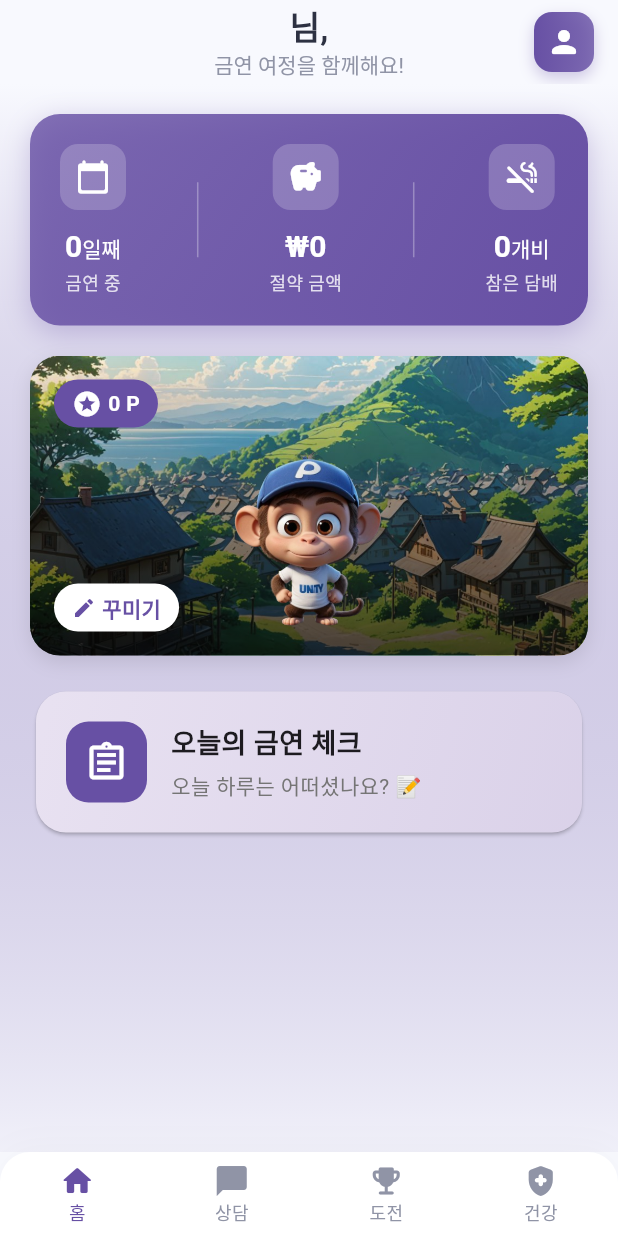
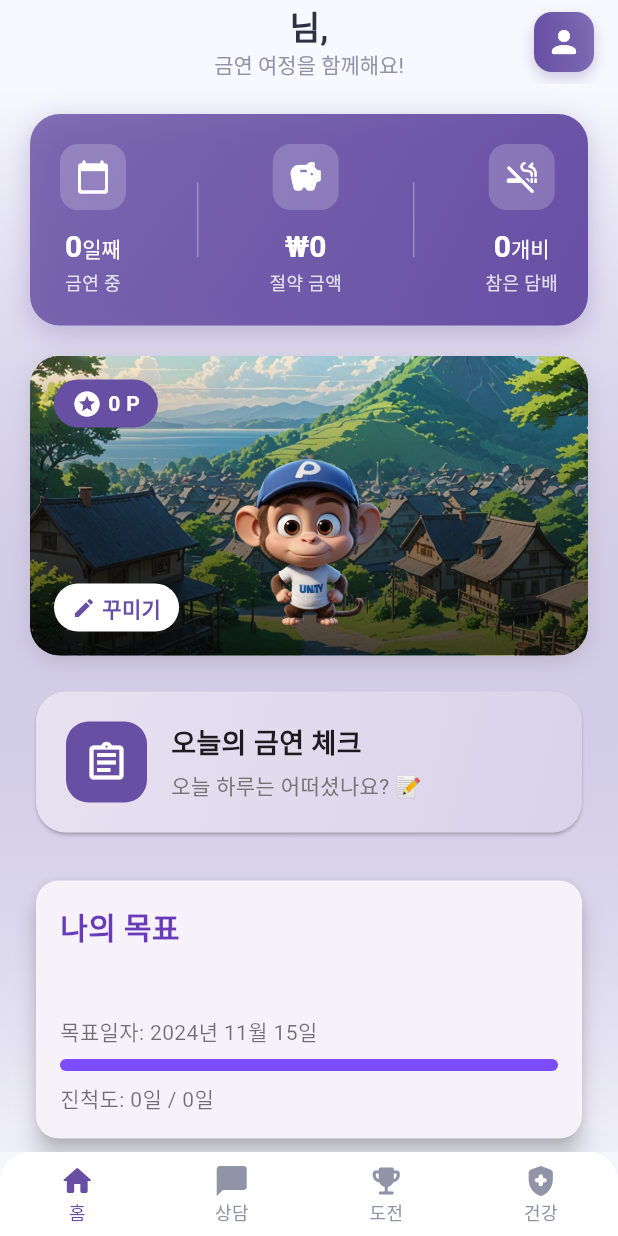
Before and after one commit to Mseunghwan/no_smoke, a Flutter app: the HomeScreen screen opened directly with empty values, on a phone screen of 412 x 824 dp. Run offline on Flutter 3.47's test engine with Material 3 defaults, Android fonts, the phone set to English and light mode, and no system bars; our stand-ins replace confetti, fl_chart, flutter_svg, google_generative_ai, shared_preferences; accounts and stored records are empty.

Commit message:
진척도 추가

```diff
--- a/lib/screens/home_screen.dart
+++ b/lib/screens/home_screen.dart
@@ -7,6 +7,7 @@ import 'package:provider/provider.dart';
 import '../models/user_settings.dart';
 import '../provider/profile_provider.dart';
 import '../models/profile_item.dart';
+import '../widgets/goal_card.dart' as goals;
 import '../widgets/profile_preview.dart';
 import '../widgets/stats_card.dart';
 import '../widgets/daliy_survey_card.dart';
@@ -14,8 +15,8 @@ import 'profile_screen.dart';
 import 'challenge_screen.dart';
 import 'chat_screen.dart';
 import 'daily_survey_screen.dart';
+import 'health_status_screen.dart';
 import '../models/daily_survey.dart';
-import 'health_status_screen.dart';
 
 
 class HomeScreen extends StatefulWidget {
@@ -37,7 +38,6 @@ class _HomeScreenState extends State<HomeScreen> with SingleTickerProviderStateM
   late AnimationController _controller;
   late Animation<double> _fadeAnimation;
   Map<String, ProfileItem> _equippedItems = {};
-  List<DailySurvey> _surveys = [];
 
   Future<List<DailySurvey>> _loadSurveys() async {
     final prefs = await SharedPreferences.getInstance();
@@ -72,13 +72,7 @@ class _HomeScreenState extends State<HomeScreen> with SingleTickerProviderStateM
 
     // ProfileProvider의 상태 변경을 구독
     context.read<ProfileProvider>().addListener(_onProfileProviderChanged);
-
-    _loadSurveys().then((surveys) {
-      setState(() {
-        _surveys = surveys;
-      });
-    });
-}
+  }
 
   @override
   void dispose() {
@@ -163,11 +157,12 @@ class _HomeScreenState extends State<HomeScreen> with SingleTickerProviderStateM
           ),
         );
         break;
-      case 3:  // 건강 상태 화면으로 이동
+      case 3:
+        final surveys = await _loadSurveys();  // 설문 데이터 로드
         _navigateWithAnimation(
           HealthStatusScreen(
             settings: widget.settings,
-            surveys: _surveys,
+            surveys: surveys,
           ),
         );
         break;
@@ -209,7 +204,6 @@ class _HomeScreenState extends State<HomeScreen> with SingleTickerProviderStateM
           ],
         ),
         actions: [
-          // 알림 테스트 버튼 추가
           // 기존 프로필 버튼
           Padding(
             padding: const EdgeInsets.only(right: 16.0),
@@ -307,6 +301,13 @@ class _HomeScreenState extends State<HomeScreen> with SingleTickerProviderStateM
                             );
                           },
                         ),
+                        const SizedBox(height: 24),
+                        goals.GoalCard(
+                          goal: widget.settings.goal ?? '목표를 설정해주세요',
+                          quitDate: widget.settings.quitDate, // quitDate를 추가로 전달
+                          targetDate: widget.settings.targetDate, // targetDate도 전달
+                        ),
+                        const SizedBox(height: 24),
                       ],
                     ),
                   ),
--- /dev/null
+++ b/lib/widgets/goal_card.dart
@@ -0,0 +1,114 @@
+import 'package:flutter/material.dart';
+
+class GoalCard extends StatelessWidget {
+  final String goal;
+  final DateTime quitDate;
+  final DateTime? targetDate;
+
+  GoalCard({
+    required this.goal,
+    required this.quitDate,
+    required this.targetDate,
+  });
+
+  @override
+  Widget build(BuildContext context) {
+    final daysSinceQuit = DateTime.now().difference(quitDate).inDays;
+    final totalGoalDays =
+    targetDate != null ? targetDate!.difference(quitDate).inDays : null;
+    final progress = totalGoalDays != null
+        ? (daysSinceQuit / totalGoalDays).clamp(0.0, 1.0)
+        : 0.0;
+
+    return Container(
+      margin: const EdgeInsets.symmetric(vertical: 0),
+      width: double.infinity, // 부모 위젯의 전체 너비 사용
+      height: 180, // 다른 위젯과 동일한 높이 설정
+      child: Card(
+        elevation: 6.0,
+        shape: RoundedRectangleBorder(
+          borderRadius: BorderRadius.circular(15.0),
+        ),
+        child: Padding(
+          padding: const EdgeInsets.all(16.0),
+          child: Column(
+            crossAxisAlignment: CrossAxisAlignment.start,
+            children: [
+              Text(
+                "나의 목표",
+                style: TextStyle(
+                  fontSize: 20.0,
+                  fontWeight: FontWeight.bold,
+                  color: Colors.deepPurple,
+                ),
+              ),
+              const SizedBox(height: 12.0),
+              Text(
+                goal,
+                style: TextStyle(
+                  fontSize: 18.0,
+                  fontWeight: FontWeight.w600,
+                  color: Colors.black87,
+                ),
+              ),
+              const Spacer(),
+              targetDate != null
+                  ? Column(
+                crossAxisAlignment: CrossAxisAlignment.start,
+                children: [
+                  Text(
+                    "목표일자: ${targetDate!.year}년 ${targetDate!.month}월 ${targetDate!.day}일",
+                    style: TextStyle(
+                      fontSize: 14.0,
+                      color: Colors.black54,
+                    ),
+                  ),
+                  const SizedBox(height: 8.0),
+                  Container(
+                    height: 8.0,
+                    width: double.infinity,
+                    decoration: BoxDecoration(
+                      borderRadius: BorderRadius.circular(10.0),
+                      color: Colors.grey[300],
+                    ),
+                    child: FractionallySizedBox(
+                      alignment: Alignment.centerLeft,
+                      widthFactor: progress,
+                      child: Container(
+                        decoration: BoxDecoration(
+                          color: Colors.deepPurpleAccent,
+                          borderRadius: BorderRadius.circular(10.0),
+                        ),
+                      ),
+                    ),
+                  ),
+                  const SizedBox(height: 8.0),
+                  Text(
+                    "진척도: ${daysSinceQuit}일 / ${totalGoalDays ?? "∞"}일",
+                    style: TextStyle(
+                      fontSize: 14.0,
+                      color: Colors.black54,
+                    ),
+                  ),
+                ],
+              )
+                  : Center(
+                child: Padding(
+                  padding: const EdgeInsets.all(12.0),
+                  child: Text(
+                    "목표일자가 설정되지 않았습니다.",
+                    style: TextStyle(
+                      fontSize: 14.0,
+                      color: Colors.redAccent,
+                      fontWeight: FontWeight.bold,
+                    ),
+                  ),
+                ),
+              ),
+            ],
+          ),
+        ),
+      ),
+    );
+  }
+}
```
